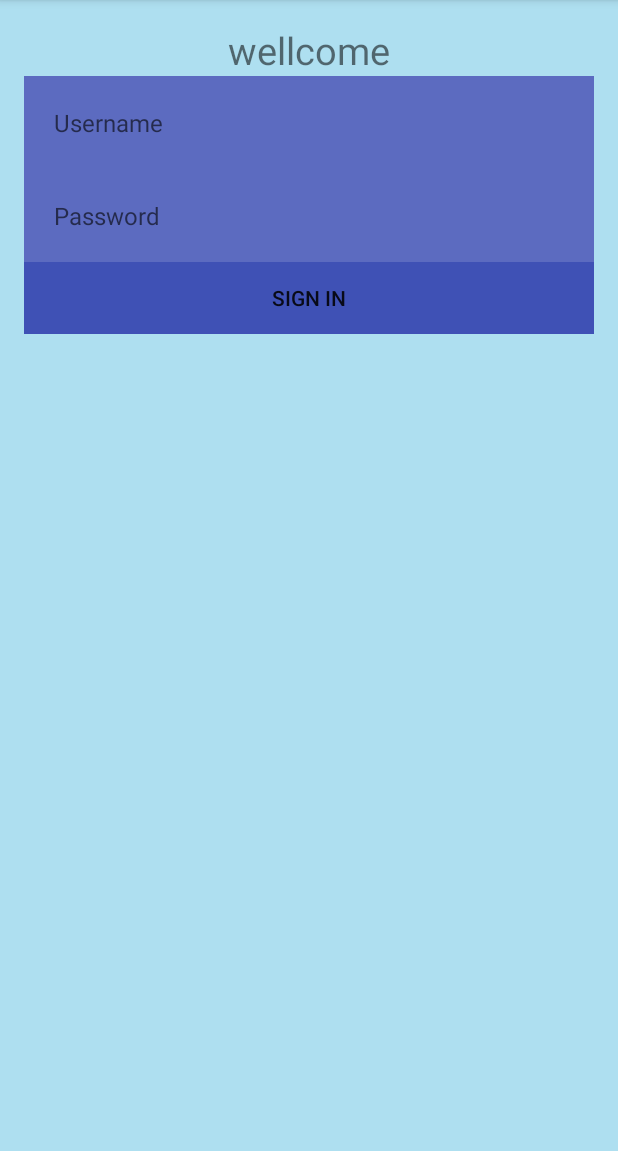
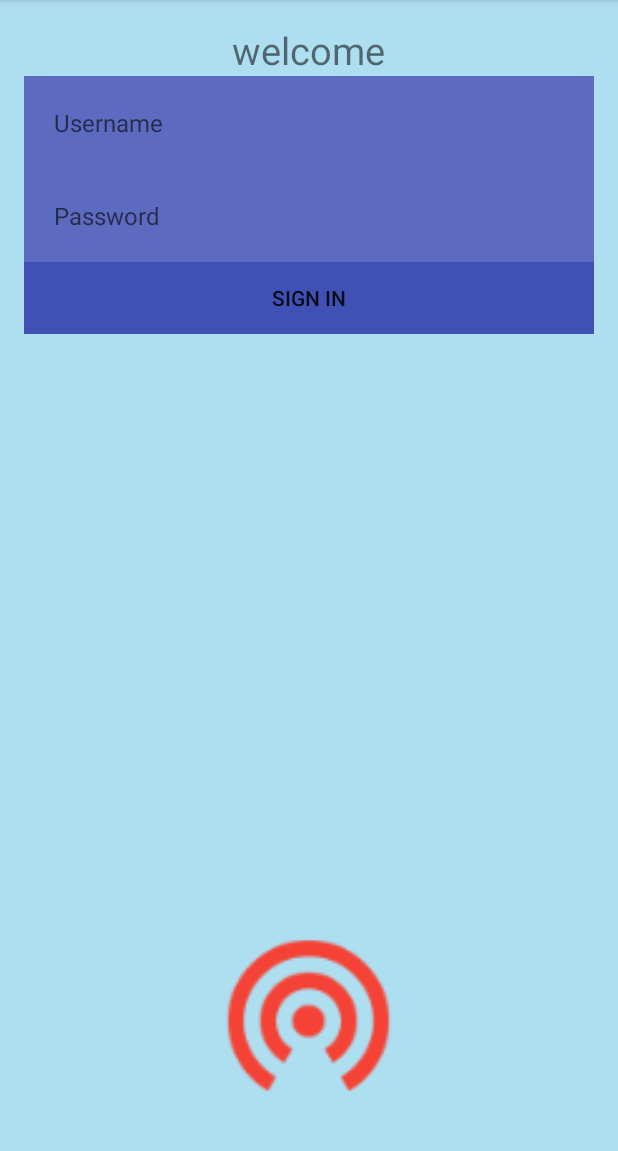
Before and after one commit to vinothm1994/ChildSecurity, an Android app: the screen it shows after launch (MainActivity), on a phone screen of 412 x 824 dp, the part 84-1235 px from its top. Run offline under Robolectric (Android 15) with nearby library versions, the phone set to English and light mode, and no system bars.

```diff
--- a/app/build.gradle
+++ b/app/build.gradle
@@ -2,7 +2,7 @@ apply plugin: 'com.android.application'
 
 android {
     compileSdkVersion 24
-    buildToolsVersion "24.0.0"
+    buildToolsVersion '25.0.0'
 
     defaultConfig {
         applicationId "com.example.vinoth.childsecurity"
--- a/app/src/debug/res/values/google_maps_api.xml
+++ b/app/src/debug/res/values/google_maps_api.xml
@@ -15,5 +15,5 @@
     Once you have your key (it starts with "AIza"), replace the "google_maps_key"
     string in this file.
     -->
-    <string name="google_maps_key" templateMergeStrategy="preserve" translatable="false">AIzaSyBdc-uh_fVocOMHoM0bsgCcNLbQ9z5CwHg</string>
+    <string name="google_maps_key" templateMergeStrategy="preserve" translatable="false">AIzaSyAf_Kyifd8UmnntMr5c1kVHKWg6BC1atmk</string>
 </resources>
--- a/app/src/main/res/layout/activity_main.xml
+++ b/app/src/main/res/layout/activity_main.xml
@@ -1,68 +1,83 @@
 <?xml version="1.0" encoding="utf-8"?>
-<LinearLayout xmlns:android="http://schemas.android.com/apk/res/android"
+<RelativeLayout xmlns:android="http://schemas.android.com/apk/res/android"
     xmlns:tools="http://schemas.android.com/tools"
     android:layout_width="match_parent"
     android:layout_height="match_parent"
+    android:background="#5311a5da"
     android:orientation="vertical"
-    android:background="#5311a5da"
     android:paddingBottom="@dimen/activity_vertical_margin"
     android:paddingLeft="@dimen/activity_horizontal_margin"
     android:paddingRight="@dimen/activity_horizontal_margin"
     android:paddingTop="@dimen/activity_vertical_margin"
     tools:context="com.example.vinoth.childsecurity.MainActivity">
     <TextView
+        android:id="@+id/textView"
         android:layout_width="wrap_content"
         android:layout_height="wrap_content"
+        android:layout_centerHorizontal="true"
+        android:layout_gravity="center_horizontal"
+        android:text="welcome"
         android:textAppearance="?android:attr/textAppearanceSmall"
-        android:text="wellcome"
-        android:id="@+id/textView"
-        android:layout_gravity="center_horizontal"
         android:textSize="25dp" />
 
     <LinearLayout
-        android:orientation="vertical"
+        android:id="@+id/et_layout"
         android:layout_width="match_parent"
+        android:layout_height="wrap_content"
+        android:layout_below="@+id/textView"
         android:background="#5C6BC0"
-        android:layout_height="wrap_content">
+        android:orientation="vertical">
 
         <EditText
+            android:id="@+id/etUsername"
+            style="@style/FullWidthEditText"
             android:layout_width="fill_parent"
             android:layout_height="wrap_content"
+            android:ems="10"
+            android:hint="Username"
             android:inputType="textPersonName"
-            android:hint="Username"
-            android:ems="10"
-            android:id="@+id/etUsername"
-            style="@style/FullWidthEditText"
             />
 
         <EditText
+            android:id="@+id/etPasswort"
+            style="@style/FullWidthEditText"
             android:layout_width="fill_parent"
             android:layout_height="wrap_content"
-            android:inputType="textPassword"
             android:ems="10"
-            android:id="@+id/etPasswort"
             android:hint="Password"
-            style="@style/FullWidthEditText"/>
+            android:inputType="textPassword" />
     </LinearLayout>
 
     <LinearLayout
-        android:orientation="horizontal"
         android:layout_width="fill_parent"
         android:layout_height="wrap_content"
+        android:layout_below="@+id/et_layout"
         android:layout_gravity="center_horizontal"
-        android:weightSum="1"
-        android:background="#3F51B5">
+        android:background="#3F51B5"
+        android:orientation="horizontal"
+        android:weightSum="1">
 
         <Button
-            android:onClick="check"
+            android:id="@+id/button"
             android:layout_width="fill_parent"
             android:layout_height="wrap_content"
-            android:text="Sign in"
-            android:id="@+id/button"
             android:layout_weight="0.55"
-            android:background="@android:color/transparent"/>
-
+            android:background="@android:color/transparent"
+            android:onClick="check"
+            android:text="Sign in" />
 
     </LinearLayout>
 
-</LinearLayout>
+    <ImageView
+        android:id="@+id/sentIv"
+        android:layout_width="150dp"
+        android:layout_height="150dp"
+        android:layout_alignParentBottom="true"
+        android:layout_centerHorizontal="true"
+        android:onClick="sentMyLocation"
+        android:src="@drawable/ic_sent"
+
+
+        />
+
+</RelativeLayout>
--- a/build.gradle
+++ b/build.gradle
@@ -5,7 +5,7 @@ buildscript {
         jcenter()
     }
     dependencies {
-        classpath 'com.android.tools.build:gradle:2.2.3'
+        classpath 'com.android.tools.build:gradle:2.3.3'
 
         // NOTE: Do not place your application dependencies here; they belong
         // in the individual module build.gradle files
--- a/gradle.properties
+++ b/gradle.properties
@@ -16,3 +16,4 @@
 # This option should only be used with decoupled projects. More details, visit
 # http://www.gradle.org/docs/current/userguide/multi_project_builds.html#sec:decoupled_projects
 # org.gradle.parallel=true
+org.gradle.jvmargs=-XX:MaxHeapSize\=2048m -Xmx2048m
```
Also changed, not shown: app/src/main/AndroidManifest.xml (+6 -1 lines), app/src/main/java/com/example/vinoth/childsecurity/MainActivity.java (+54 -14 lines), app/src/main/java/com/example/vinoth/childsecurity/SettingActivity.java (+21 -4 lines), app/src/main/java/com/example/vinoth/childsecurity/ulit/LocationServiceGps.java (+32 -26 lines), app/src/main/java/com/example/vinoth/childsecurity/ulit/SmsReceiver.java (+5 -8 lines), app/src/main/res/layout/activity_setting.xml (+25 -17 lines), app/src/main/res/drawable-hdpi/ic_sent.png (added), app/src/main/res/drawable-mdpi/ic_sent.png (added), app/src/main/res/drawable-xhdpi/ic_sent.png (added), app/src/main/res/drawable-xxhdpi/ic_sent.png (added), app/src/main/res/drawable-xxxhdpi/ic_sent.png (added), gradle/wrapper/gradle-wrapper.properties, 5 other files.
